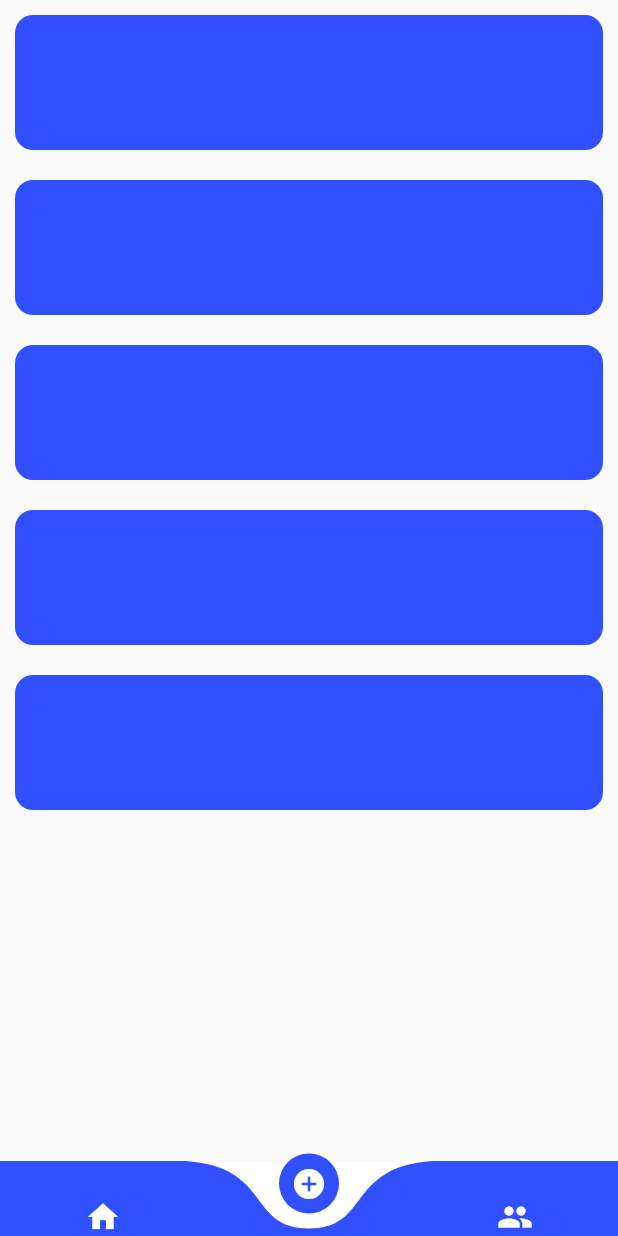
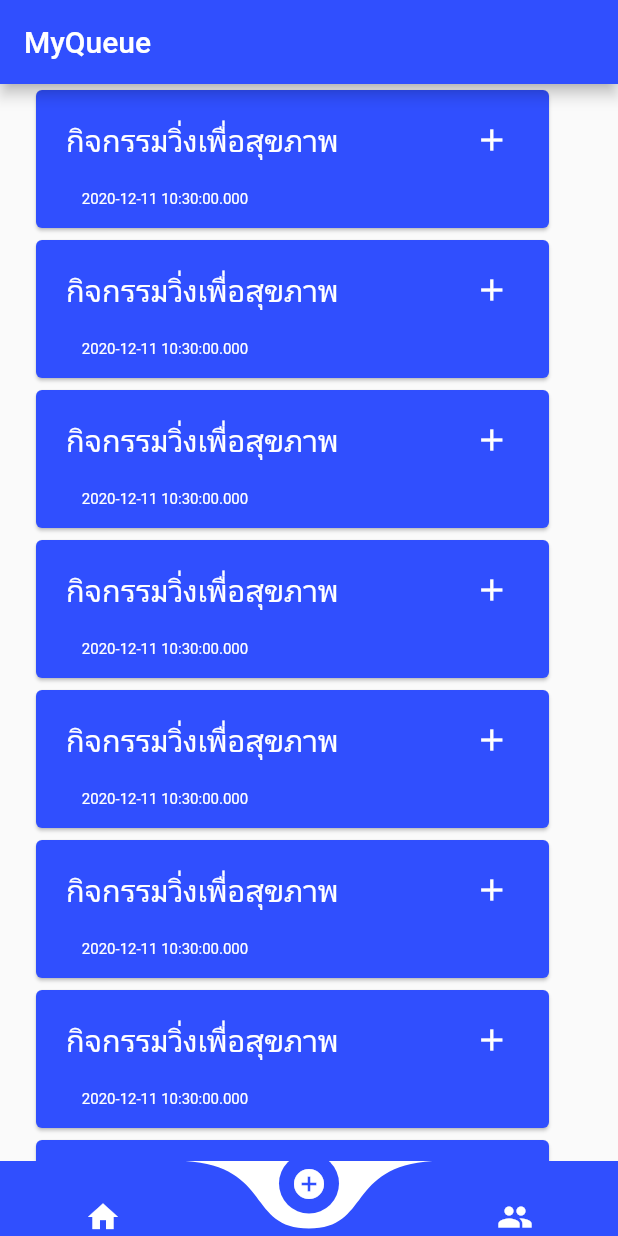
Before and after one commit to demonza10/projectend, a Flutter app: the screen it shows after launch, item 2 of the bottom bar chosen, on a phone screen of 412 x 824 dp. Run offline on Flutter 3.47's test engine with Material 2 defaults, Android fonts, the phone set to English and light mode, and no system bars; drawn by our look-alikes of curved_navigation_bar; our stand-ins replace carousel_pro; network calls fail.

Commit message:
11/12/2563

```diff
--- a/lib/bookingpage/Component/booking_component.dart
+++ b/lib/bookingpage/Component/booking_component.dart
@@ -12,20 +12,55 @@ class EventQueue extends StatelessWidget {
         createDocWidget('', ''),
         createDocWidget('', ''),
         createDocWidget('', ''),
+        createDocWidget('', ''),
+        createDocWidget('', ''),
+        createDocWidget('', ''),
+        createDocWidget('', ''),
+        createDocWidget('', ''),
       ]),
     );
   }
 }
 
 Container createDocWidget(String imgName, String title) {
+  DateTime now = new DateTime.now();
   return Container(
     child: InkWell(
       child: Container(
-        height: 90,
-        margin: EdgeInsets.all(10),
-        decoration: BoxDecoration(
-          borderRadius: BorderRadius.all(Radius.circular(12)),
+        height: 100,
+        width: 350,
+        margin: EdgeInsets.only(left: 20),
+        // decoration: BoxDecoration(
+        //   borderRadius: BorderRadius.all(Radius.circular(12)),
+        //   color: Colors.indigoAccent[700],
+        // ),
+        child: Card(
           color: Colors.indigoAccent[700],
+          child: Column(
+            children: <Widget>[
+              Row(
+                children: <Widget>[
+                  Container(
+                    margin: EdgeInsets.only(left: 20, top: 20),
+                    child: Text("กิจกรรมวิ่งเพื่อสุขภาพ",
+                        style: TextStyle(fontSize: 20, color: Colors.white)),
+                  ),
+                  Container(
+                    margin: EdgeInsets.only(left: 90, top: 20),
+                    child: Icon(
+                      Icons.add,
+                      color: Colors.white,
+                    ),
+                  ),
+                ],
+              ),
+              Container(
+                margin: EdgeInsets.only(right: 170, top: 20),
+                child: Text('$now',
+                    style: TextStyle(fontSize: 10, color: Colors.white)),
+              )
+            ],
+          ),
         ),
       ),
     ),
--- a/lib/bookingpage/Widget/booking_widget.dart
+++ b/lib/bookingpage/Widget/booking_widget.dart
@@ -5,15 +5,20 @@ class QueuePage extends StatelessWidget {
   @override
   Widget build(BuildContext context) {
     return Scaffold(
-      body: Container(
-        child: Expanded(
-          child: SingleChildScrollView(
-            child: Container(
-              child: EventQueue(),
+        appBar: AppBar(
+          title: const Text('MyQueue'),
+          backgroundColor: Colors.indigoAccent[700],
+        ),
+        body: Column(
+          children: <Widget>[
+            Expanded(
+              child: SingleChildScrollView(
+                child: Container(
+                  child: EventQueue(),
+                ),
+              ),
             ),
-          ),
-        ),
-      ),
-    );
+          ],
+        ));
   }
 }
--- a/lib/navigation/nav.dart
+++ b/lib/navigation/nav.dart
@@ -1,6 +1,7 @@
 import 'package:curved_navigation_bar/curved_navigation_bar.dart';
 import 'package:flutter/material.dart';
 import 'package:queuenbuapp/bookingpage/Component/booking_component.dart';
+import 'package:queuenbuapp/bookingpage/Widget/booking_widget.dart';
 import 'package:queuenbuapp/homepage/Widget/home_widget.dart';
 import 'package:queuenbuapp/profliepage/Widget/profile_widget.dart';
 
@@ -11,7 +12,7 @@ class BotttomNavBar extends StatefulWidget {
 
 class _BottomNavBarState extends State<BotttomNavBar> {
   var _page = 0;
-  final pages = [HomePage(), EventQueue(), Profile()];
+  final pages = [HomePage(), QueuePage(), Profile()];
   @override
   Widget build(BuildContext context) {
     return Scaffold(
--- a/pubspec.yaml
+++ b/pubspec.yaml
@@ -51,7 +51,9 @@ flutter:
   assets:
     - img_1.jpg
     - img_2.jpg
-
+    - party.png
+    - saving.png
+    - sports.png
 
   # An image asset can refer to one or more resolution-specific "variants", see
   # https://flutter.dev/assets-and-images/#resolution-aware.
```
Also changed, not shown: lib/homepage/Component/home_queue_component.dart (+128 -23 lines), lib/homepage/Widget/home_widget.dart (+5 -4 lines), assets/party.png (added), assets/saving.png (added), assets/sports.png (added).
